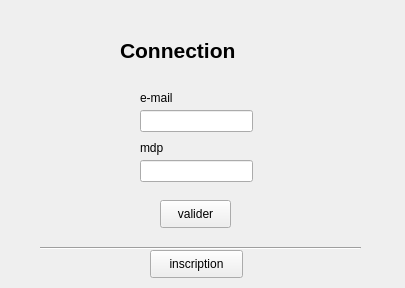
Old version of the form connection.ui in the repository TheoLefeuvre16/TP_GLPOO.
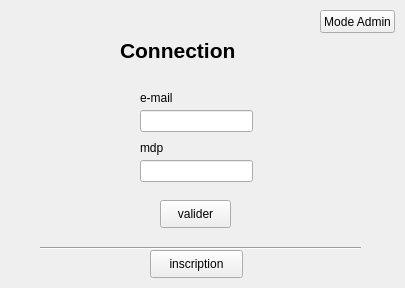
New version of the form.

```diff
--- a/connection.ui
+++ b/connection.ui
@@ -122,6 +122,19 @@
      <string>mdp</string>
     </property>
    </widget>
+   <widget class="QPushButton" name="pushButton">
+    <property name="geometry">
+     <rect>
+      <x>320</x>
+      <y>10</y>
+      <width>75</width>
+      <height>23</height>
+     </rect>
+    </property>
+    <property name="text">
+     <string>Mode Admin</string>
+    </property>
+   </widget>
   </widget>
  </widget>
  <resources/>
```
